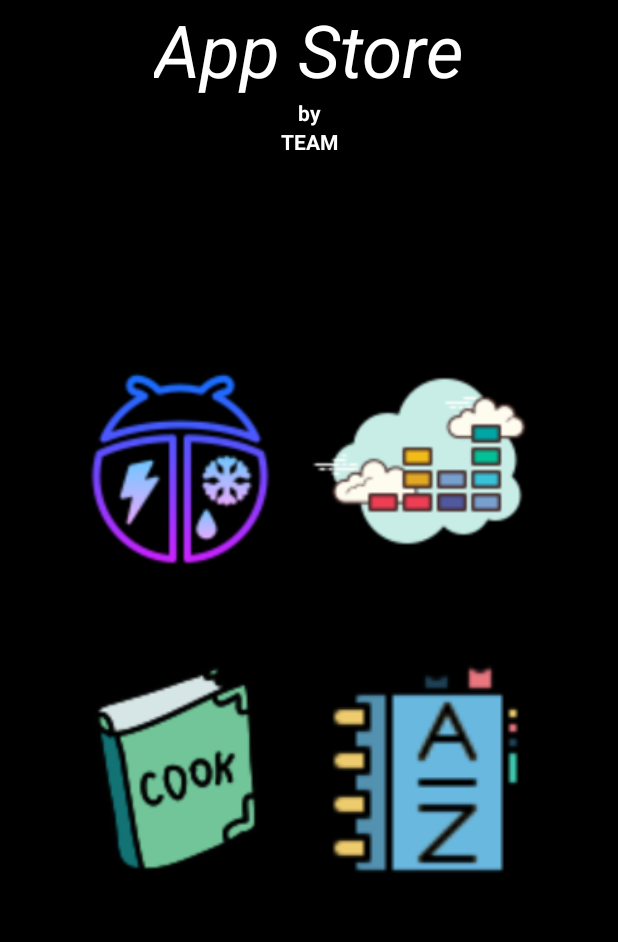
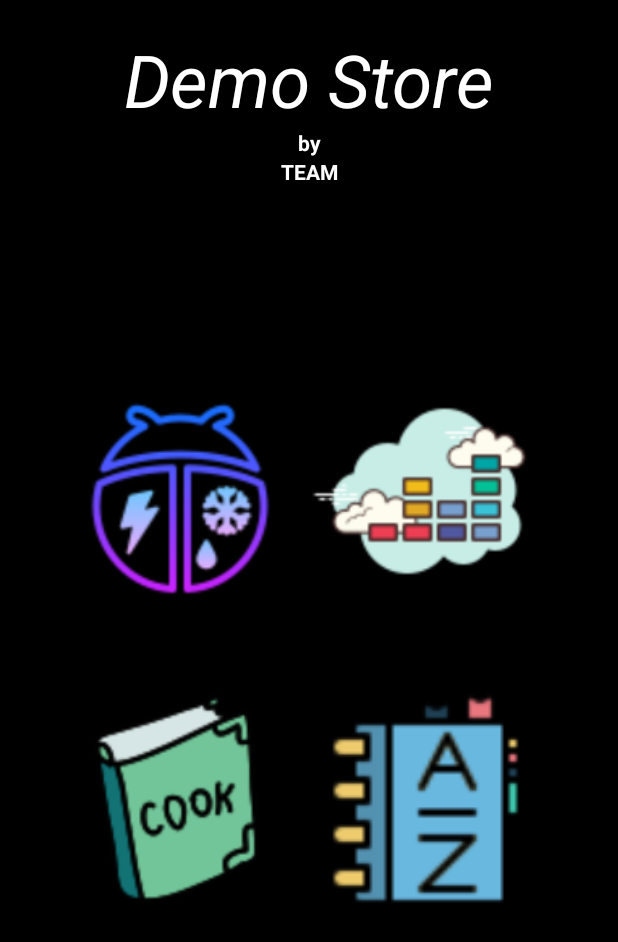
Before and after one commit to shiv0shakti/DemoStore, an Android app: the screen it shows after launch (MainActivity), on a phone screen of 412 x 824 dp. Shown: the top 942 px of the screen. Run offline under Robolectric (Android 15) with nearby library versions, the phone set to English and light mode, and no system bars.

Commit message:
Second Commit: Different Ui for all Apps

```diff
--- /dev/null
+++ b/app/src/main/java/algonquin/cst2335/demostore/ui/MainActivity.java
@@ -0,0 +1,58 @@
+package algonquin.cst2335.demostore.ui;
+
+import androidx.appcompat.app.AppCompatActivity;
+
+import android.content.Intent;
+import android.os.Bundle;
+import android.view.View;
+import android.widget.Button;
+import android.widget.ImageButton;
+
+import algonquin.cst2335.demostore.R;
+
+public class MainActivity extends AppCompatActivity {
+    private ImageButton Dictionary;
+    private ImageButton Deezer;
+    private ImageButton Recipe;
+    private ImageButton Sun;
+
+    @Override
+    protected void onCreate(Bundle savedInstanceState) {
+        super.onCreate(savedInstanceState);
+        setContentView(R.layout.activity_main);
+
+        Dictionary = findViewById(R.id.Dictionary);
+        Deezer = findViewById(R.id.Deezer);
+        Recipe = findViewById(R.id.recipe);
+        Sun = findViewById(R.id.SunActivity);
+
+        Dictionary.setOnClickListener(new View.OnClickListener() {
+            @Override
+            public void onClick(View view) {
+                Intent intent = new Intent(MainActivity.this,DictionaryApi.class);
+                startActivity(intent);
+            }
+        });
+        Deezer.setOnClickListener(new View.OnClickListener() {
+            @Override
+            public void onClick(View view) {
+                Intent intent = new Intent(MainActivity.this,DeezerActivity.class);
+                startActivity(intent);
+            }
+        });
+        Recipe.setOnClickListener(new View.OnClickListener() {
+            @Override
+            public void onClick(View view) {
+                Intent intent = new Intent(MainActivity.this,RecipeActivity.class);
+                startActivity(intent);
+            }
+        });
+        Sun.setOnClickListener(new View.OnClickListener() {
+            @Override
+            public void onClick(View view) {
+                Intent intent = new Intent(MainActivity.this,SunActivity.class);
+                startActivity(intent);
+            }
+        });
+    }
+}
--- a/app/src/main/res/layout/activity_main.xml
+++ b/app/src/main/res/layout/activity_main.xml
@@ -6,20 +6,21 @@
     android:layout_width="match_parent"
     android:layout_height="match_parent"
     android:background="@color/black"
-    tools:context=".MainActivity">
+    tools:context=".ui.MainActivity">
 
     <TextView
         android:id="@+id/title"
         android:layout_width="wrap_content"
         android:layout_height="wrap_content"
-        android:text="App Store"
+        android:layout_marginTop="20dp"
+        android:text="Demo Store"
         android:textColor="@color/white"
         android:textSize="22pt"
         android:textStyle="italic"
+        app:layout_constraintBottom_toTopOf="@+id/by"
+        app:layout_constraintEnd_toEndOf="parent"
         app:layout_constraintStart_toStartOf="parent"
-        app:layout_constraintEnd_toEndOf="parent"
-        app:layout_constraintTop_toTopOf="parent"
-        app:layout_constraintBottom_toTopOf="@+id/by" />
+        app:layout_constraintTop_toTopOf="parent" />
 
     <TextView
         android:id="@+id/by"
@@ -57,7 +58,7 @@
         app:layout_constraintTop_toBottomOf="@+id/names">
 
         <ImageButton
-            android:id="@+id/imageButton"
+            android:id="@+id/SunActivity"
             android:layout_width="155dp"
             android:layout_height="192dp"
             android:layout_marginEnd="8dp"
@@ -77,7 +78,7 @@
             app:layout_constraintTop_toBottomOf="@+id/imageButton" />
 
         <ImageButton
-            android:id="@+id/imageButton2"
+            android:id="@+id/recipe"
             android:layout_width="155dp"
             android:layout_height="192dp"
             android:layout_marginEnd="8dp"
@@ -102,7 +103,7 @@
         app:layout_constraintTop_toBottomOf="@+id/names">
 
         <ImageButton
-            android:id="@+id/imageButton3"
+            android:id="@+id/Deezer"
             android:layout_width="155dp"
             android:layout_height="192dp"
             android:layout_marginEnd="8dp"
@@ -122,7 +123,7 @@
             app:layout_constraintTop_toBottomOf="@+id/imageButton3" />
 
         <ImageButton
-            android:id="@+id/imageButton4"
+            android:id="@+id/Dictionary"
             android:layout_width="155dp"
             android:scaleType="fitCenter"
             android:layout_height="192dp"
```
Also changed, not shown: app/src/main/AndroidManifest.xml (+18 -6 lines), app/src/main/java/algonquin/cst2335/demostore/ui/DeezerActivity.java (added, +17 -0 lines), app/src/main/java/algonquin/cst2335/demostore/ui/DictionaryApi.java (renamed from app/src/main/java/algonquin/cst2335/demostore/MainActivity.java, +5 -3 lines), app/src/main/java/algonquin/cst2335/demostore/ui/RecipeActivity.java (added, +16 -0 lines), app/src/main/java/algonquin/cst2335/demostore/ui/SunActivity.java (added, +16 -0 lines), app/src/main/res/layout/activity_deezer.xml (added, +18 -0 lines), app/src/main/res/layout/activity_dictionary_api.xml (added, +17 -0 lines), app/src/main/res/layout/activity_recipe.xml (added, +18 -0 lines), app/src/main/res/layout/activity_sun.xml (added, +18 -0 lines), app/src/main/res/drawable/icon.png (added).
